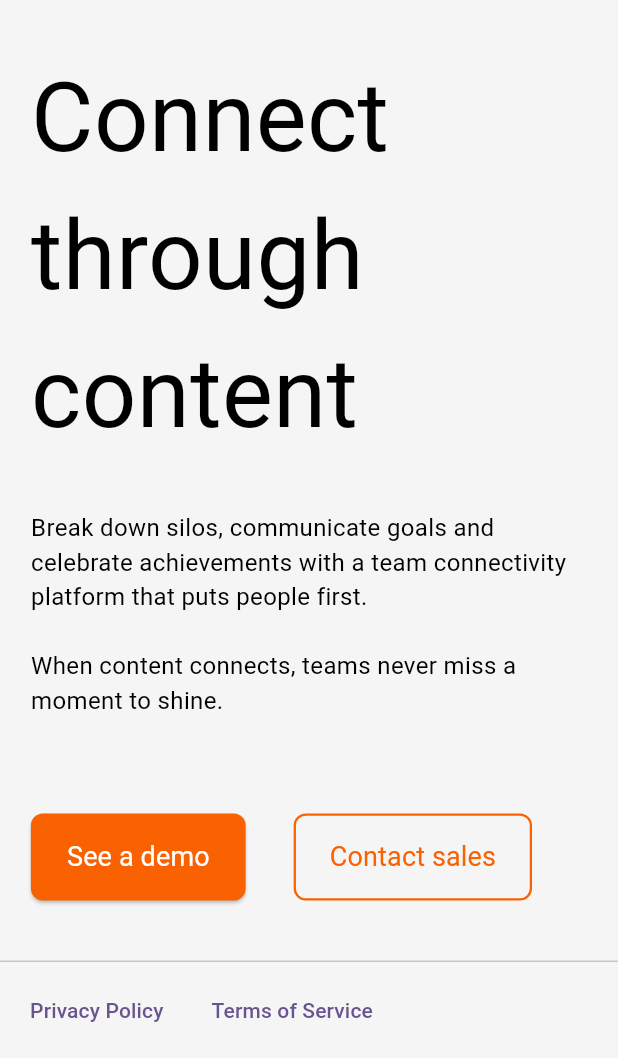
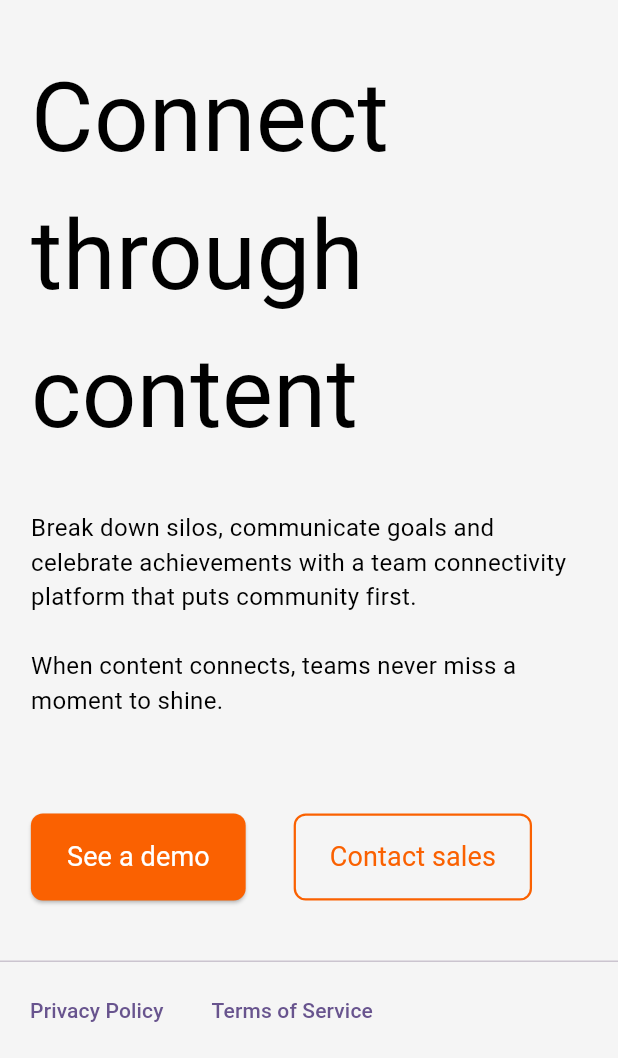
Before and after one commit to abewleytaylor/vaco-website, a Flutter app: the screen it shows after launch, on a phone screen of 412 x 824 dp, the part 178-1236 px from its top. Run offline on Flutter 3.47's test engine with Material 3 defaults, Android fonts, the light colour scheme and no system bars; our stand-ins replace google_fonts; network calls fail; Roboto replaces fonts that are missing (Cantarell).

Commit message:
Update home screen copy

```diff
--- a/lib/screens/home_screen/home_screen.dart
+++ b/lib/screens/home_screen/home_screen.dart
@@ -35,7 +35,7 @@ class HomeScreen extends StatelessWidget {
                         Text("Connect through content", style: VacoTextStyles.vacoTitle),
                         SizedBox(height: 32.0),
                         Text(
-                            "Break down silos, communicate goals and celebrate achievements with a team connectivity platform that puts people first.\n\n"
+                            "Break down silos, communicate goals and celebrate achievements with a team connectivity platform that puts community first.\n\n"
                             "When content connects, teams never miss a moment to shine.",
                             style: VacoTextStyles.vacoBody),
                         SizedBox(height: 64.0),
```
